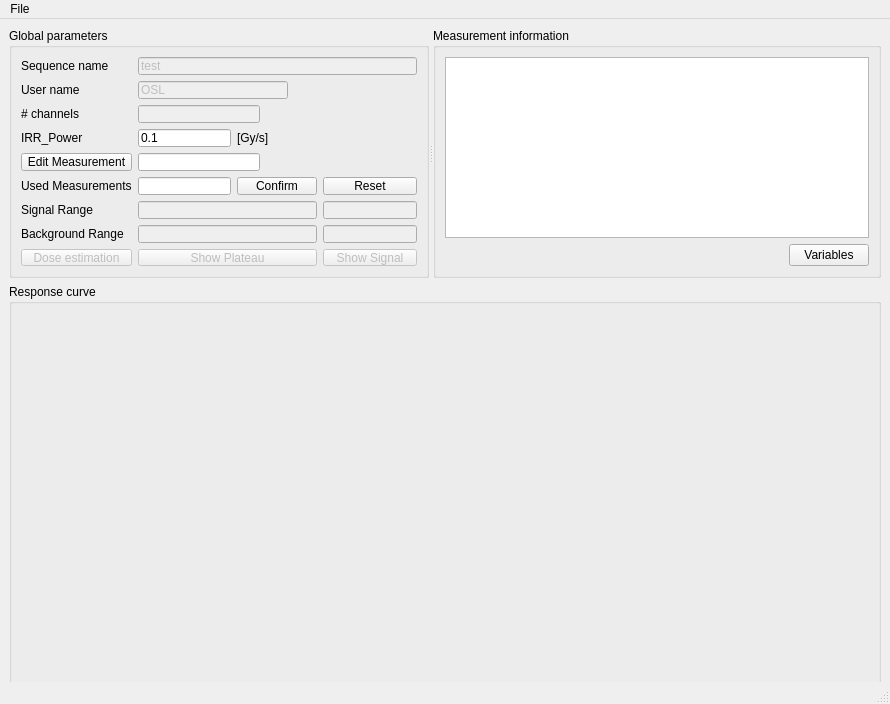
Old version of the form src/mainwindow.ui in the repository bulanek/alive.
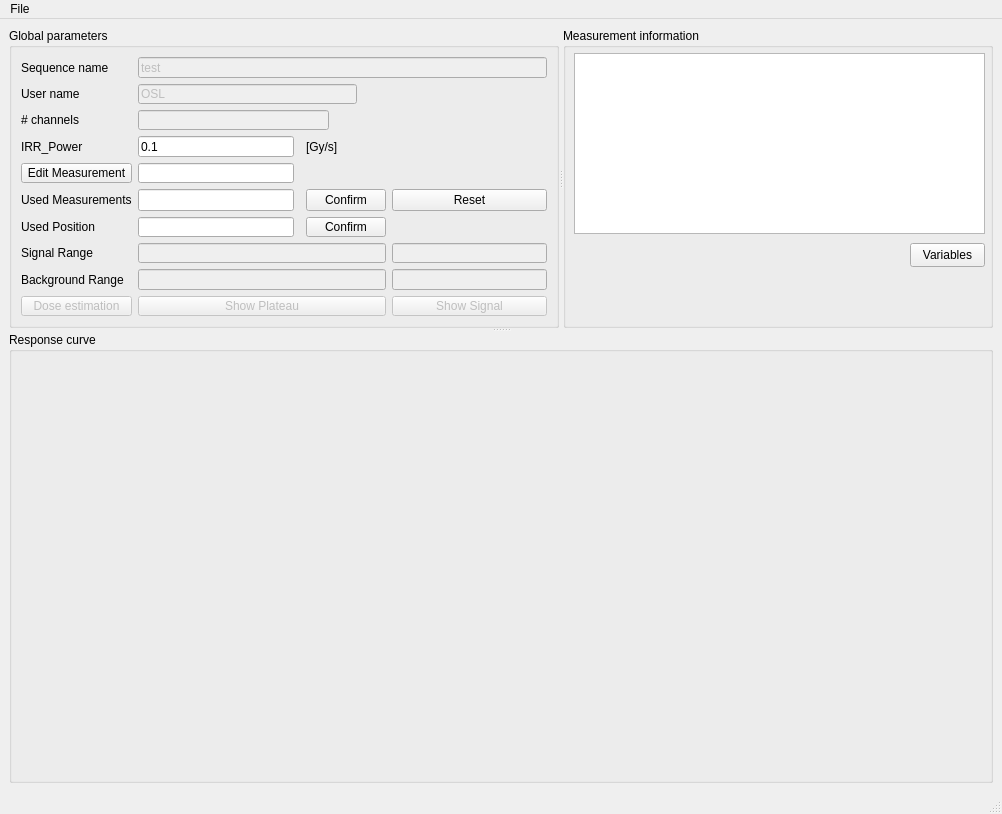
New version of the form. Custom widgets are drawn as their Qt base class.

Commit message: Added possibility for selection of runs by carrousel position in main window

The edit to the form file:
```diff
--- a/src/mainwindow.ui
+++ b/src/mainwindow.ui
@@ -6,8 +6,8 @@
    <rect>
     <x>0</x>
     <y>0</y>
-    <width>890</width>
-    <height>704</height>
+    <width>1002</width>
+    <height>814</height>
    </rect>
   </property>
   <property name="minimumSize">
@@ -21,7 +21,11 @@
   </property>
   <widget class="QWidget" name="centralwidget">
    <layout class="QGridLayout" name="gridLayout">
-    <item row="0" column="0">
+    <item row="1" column="0">
+     <widget class="QSplitter" name="splitter_2">
+      <property name="orientation">
+       <enum>Qt::Vertical</enum>
+      </property>
      <widget class="QSplitter" name="splitter">
       <property name="orientation">
        <enum>Qt::Horizontal</enum>
@@ -30,19 +34,29 @@
        <property name="minimumSize">
         <size>
          <width>420</width>
-         <height>250</height>
+          <height>300</height>
         </size>
        </property>
        <property name="maximumSize">
         <size>
-         <width>500</width>
+          <width>550</width>
          <height>260</height>
         </size>
        </property>
        <property name="title">
         <string>Global parameters</string>
        </property>
-       <layout class="QGridLayout" name="gridLayout_3">
+        <layout class="QGridLayout" name="gridLayout_2">
+         <item row="0" column="2" colspan="6">
+          <widget class="QLineEdit" name="lineEdit">
+           <property name="enabled">
+            <bool>false</bool>
+           </property>
+           <property name="text">
+            <string>test</string>
+           </property>
+          </widget>
+         </item>
         <item row="0" column="0">
          <widget class="QLabel" name="label_2">
           <property name="toolTip">
@@ -56,31 +70,8 @@
           </property>
          </widget>
         </item>
-        <item row="8" column="1" colspan="4">
-         <widget class="QPushButton" name="pushButton_3">
-          <property name="enabled">
-           <bool>false</bool>
-          </property>
-          <property name="text">
-           <string>Show Plateau</string>
-          </property>
-         </widget>
-        </item>
-        <item row="4" column="3" colspan="2">
-         <spacer name="horizontalSpacer_2">
-          <property name="orientation">
-           <enum>Qt::Horizontal</enum>
-          </property>
-          <property name="sizeHint" stdset="0">
-           <size>
-            <width>38</width>
-            <height>15</height>
-           </size>
-          </property>
-         </spacer>
-        </item>
-        <item row="1" column="0">
-         <widget class="QLabel" name="label_3">
+         <item row="5" column="0" rowspan="2" colspan="2">
+          <widget class="QLabel" name="label">
           <property name="toolTip">
            <string>User who created the datafile</string>
           </property>
@@ -88,18 +79,66 @@
            <string>User who created the datafile</string>
           </property>
           <property name="text">
-           <string>User name</string>
+            <string>Used Measurements</string>
           </property>
          </widget>
         </item>
-        <item row="6" column="0">
+         <item row="5" column="2" rowspan="2">
+          <widget class="QLineEdit" name="lineEdit_3"/>
+         </item>
+         <item row="5" column="4" rowspan="2" colspan="3">
+          <widget class="QPushButton" name="pushButton_5">
+           <property name="text">
+            <string>Confirm</string>
+           </property>
+          </widget>
+         </item>
+         <item row="5" column="7" rowspan="2">
+          <widget class="QPushButton" name="pushButton">
+           <property name="text">
+            <string>Reset</string>
+           </property>
+          </widget>
+         </item>
+         <item row="8" column="0">
          <widget class="QLabel" name="label_6">
           <property name="text">
            <string>Signal Range</string>
           </property>
          </widget>
         </item>
-        <item row="8" column="5">
+         <item row="8" column="2" colspan="5">
+          <widget class="QLineEdit" name="lineEdit_6">
+           <property name="enabled">
+            <bool>false</bool>
+           </property>
+          </widget>
+         </item>
+         <item row="8" column="7">
+          <widget class="QLineEdit" name="lineEdit_7">
+           <property name="enabled">
+            <bool>false</bool>
+           </property>
+          </widget>
+         </item>
+         <item row="9" column="0">
+          <widget class="QLabel" name="label_7">
+           <property name="text">
+            <string>Background Range</string>
+           </property>
+          </widget>
+         </item>
+         <item row="10" column="2" colspan="5">
+          <widget class="QPushButton" name="pushButton_3">
+           <property name="enabled">
+            <bool>false</bool>
+           </property>
+           <property name="text">
+            <string>Show Plateau</string>
+           </property>
+          </widget>
+         </item>
+         <item row="10" column="7">
          <widget class="QPushButton" name="pushButton_7">
           <property name="enabled">
            <bool>false</bool>
@@ -109,31 +148,41 @@
           </property>
          </widget>
         </item>
-        <item row="5" column="1">
-         <widget class="QLineEdit" name="lineEdit_3"/>
-        </item>
-        <item row="2" column="1" colspan="2">
+         <item row="2" column="0">
+          <widget class="QLabel" name="label_8">
+           <property name="text">
+            <string># channels</string>
+           </property>
+          </widget>
+         </item>
+         <item row="2" column="2" colspan="3">
          <widget class="QLineEdit" name="lineEdit_10">
           <property name="enabled">
            <bool>false</bool>
           </property>
          </widget>
         </item>
-        <item row="0" column="1" colspan="5">
-         <widget class="QLineEdit" name="lineEdit">
-          <property name="enabled">
-           <bool>false</bool>
+         <item row="1" column="0">
+          <widget class="QLabel" name="label_3">
+           <property name="toolTip">
+            <string>User who created the datafile</string>
+           </property>
+           <property name="statusTip">
+            <string>User who created the datafile</string>
           </property>
           <property name="text">
-           <string>test</string>
+            <string>User name</string>
           </property>
          </widget>
         </item>
-        <item row="6" column="1" colspan="4">
-         <widget class="QLineEdit" name="lineEdit_6">
+         <item row="1" column="2" colspan="4">
+          <widget class="QLineEdit" name="lineEdit_5">
           <property name="enabled">
            <bool>false</bool>
           </property>
+           <property name="text">
+            <string>OSL</string>
+           </property>
          </widget>
         </item>
         <item row="3" column="0">
@@ -149,72 +198,21 @@
           </property>
          </widget>
         </item>
-        <item row="2" column="0">
-         <widget class="QLabel" name="label_8">
+         <item row="3" column="2">
+          <widget class="QLineEdit" name="lineEdit_4">
           <property name="text">
-           <string># channels</string>
+            <string>0.1</string>
           </property>
          </widget>
         </item>
-        <item row="7" column="5">
-         <widget class="QLineEdit" name="lineEdit_9">
-          <property name="enabled">
-           <bool>false</bool>
-          </property>
-         </widget>
-        </item>
-        <item row="7" column="0">
-         <widget class="QLabel" name="label_7">
-          <property name="text">
-           <string>Background Range</string>
-          </property>
-         </widget>
-        </item>
-        <item row="3" column="2" colspan="2">
+         <item row="3" column="4" colspan="2">
          <widget class="QLabel" name="label_5">
           <property name="text">
            <string>[Gy/s]</string>
           </property>
          </widget>
         </item>
-        <item row="5" column="2" colspan="3">
-         <widget class="QPushButton" name="pushButton_5">
-          <property name="text">
-           <string>Confirm</string>
-          </property>
-         </widget>
-        </item>
-        <item row="7" column="1" colspan="4">
-         <widget class="QLineEdit" name="lineEdit_8">
-          <property name="enabled">
-           <bool>false</bool>
-          </property>
-         </widget>
-        </item>
-        <item row="8" column="0">
-         <widget class="QPushButton" name="pushButton_4">
-          <property name="enabled">
-           <bool>false</bool>
-          </property>
-          <property name="text">
-           <string>Dose estimation</string>
-          </property>
-         </widget>
-        </item>
-        <item row="5" column="0">
-         <widget class="QLabel" name="label">
-          <property name="toolTip">
-           <string>format e.g.: 1-3,4</string>
-          </property>
-          <property name="statusTip">
-           <string>format e.g.: 1-3,4</string>
-          </property>
-          <property name="text">
-           <string>Used Measurements</string>
-          </property>
-         </widget>
-        </item>
-        <item row="3" column="4" colspan="2">
+         <item row="3" column="6" colspan="2">
          <spacer name="horizontalSpacer_3">
           <property name="orientation">
            <enum>Qt::Horizontal</enum>
@@ -227,21 +225,7 @@
           </property>
          </spacer>
         </item>
-        <item row="5" column="5">
-         <widget class="QPushButton" name="pushButton">
-          <property name="text">
-           <string>Reset</string>
-          </property>
-         </widget>
-        </item>
-        <item row="6" column="5">
-         <widget class="QLineEdit" name="lineEdit_7">
-          <property name="enabled">
-           <bool>false</bool>
-          </property>
-         </widget>
-        </item>
-        <item row="4" column="0">
+         <item row="4" column="0" colspan="2">
          <widget class="QPushButton" name="pushButton_2">
           <property name="toolTip">
            <string>Number of measurement to edit</string>
@@ -254,24 +238,41 @@
           </property>
          </widget>
         </item>
-        <item row="3" column="1">
-         <widget class="QLineEdit" name="lineEdit_4">
-          <property name="text">
-           <string>0.1</string>
+         <item row="9" column="2" colspan="5">
+          <widget class="QLineEdit" name="lineEdit_8">
+           <property name="enabled">
+            <bool>false</bool>
           </property>
          </widget>
         </item>
-        <item row="1" column="1" colspan="3">
-         <widget class="QLineEdit" name="lineEdit_5">
+         <item row="9" column="7">
+          <widget class="QLineEdit" name="lineEdit_9">
           <property name="enabled">
            <bool>false</bool>
           </property>
+          </widget>
+         </item>
+         <item row="10" column="0" colspan="2">
+          <widget class="QPushButton" name="pushButton_4">
+           <property name="enabled">
+            <bool>false</bool>
+           </property>
           <property name="text">
-           <string>OSL</string>
+            <string>Dose estimation</string>
           </property>
          </widget>
         </item>
-        <item row="4" column="1" colspan="2">
+         <item row="7" column="2">
+          <widget class="QLineEdit" name="lineEdit_11"/>
+         </item>
+         <item row="7" column="0">
+          <widget class="QLabel" name="label_9">
+           <property name="text">
+            <string>Used Position</string>
+           </property>
+          </widget>
+         </item>
+         <item row="4" column="2">
          <widget class="QLineEdit" name="lineEdit_2">
           <property name="toolTip">
            <string/>
@@ -281,6 +282,26 @@
           </property>
          </widget>
         </item>
+         <item row="4" column="3" colspan="5">
+          <spacer name="horizontalSpacer_2">
+           <property name="orientation">
+            <enum>Qt::Horizontal</enum>
+           </property>
+           <property name="sizeHint" stdset="0">
+            <size>
+             <width>38</width>
+             <height>15</height>
+            </size>
+           </property>
+          </spacer>
+         </item>
+         <item row="7" column="4" colspan="3">
+          <widget class="QPushButton" name="pushButton_8">
+           <property name="text">
+            <string>Confirm</string>
+           </property>
+          </widget>
+         </item>
        </layout>
       </widget>
       <widget class="QGroupBox" name="groupBox_3">
@@ -305,12 +326,25 @@
        <property name="title">
         <string>Measurement information</string>
        </property>
-       <layout class="QGridLayout" name="gridLayout_2">
-        <item row="0" column="0" colspan="2">
-         <widget class="QTableWidget" name="tableWidget"/>
-        </item>
-        <item row="1" column="1">
+        <widget class="QTableWidget" name="tableWidget">
+         <property name="geometry">
+          <rect>
+           <x>11</x>
+           <y>25</y>
+           <width>411</width>
+           <height>181</height>
+          </rect>
+         </property>
+        </widget>
          <widget class="QPushButton" name="pushButton_6">
+         <property name="geometry">
+          <rect>
+           <x>347</x>
+           <y>215</y>
+           <width>75</width>
+           <height>24</height>
+          </rect>
+         </property>
           <property name="toolTip">
            <string>Variables from binary file and user created with help tooltip</string>
           </property>
@@ -321,25 +355,8 @@
            <string>Variables</string>
           </property>
          </widget>
-        </item>
-        <item row="1" column="0">
-         <spacer name="horizontalSpacer_4">
-          <property name="orientation">
-           <enum>Qt::Horizontal</enum>
-          </property>
-          <property name="sizeHint" stdset="0">
-           <size>
-            <width>371</width>
-            <height>20</height>
-           </size>
-          </property>
-         </spacer>
-        </item>
-       </layout>
-      </widget>
-     </widget>
-    </item>
-    <item row="1" column="0">
+       </widget>
+      </widget>
      <widget class="QGroupBox" name="groupBox_2">
       <property name="sizePolicy">
        <sizepolicy hsizetype="Expanding" vsizetype="Expanding">
@@ -356,9 +373,15 @@
       <property name="title">
        <string>Response curve</string>
       </property>
-      <layout class="QGridLayout" name="gridLayout_4">
-       <item row="0" column="0">
         <widget class="QCustomPlot" name="widget" native="true">
+        <property name="geometry">
+         <rect>
+          <x>11</x>
+          <y>25</y>
+          <width>850</width>
+          <height>365</height>
+         </rect>
+        </property>
          <property name="sizePolicy">
           <sizepolicy hsizetype="Preferred" vsizetype="Preferred">
            <horstretch>0</horstretch>
@@ -378,8 +401,7 @@
           <enum>Qt::ActionsContextMenu</enum>
          </property>
         </widget>
-       </item>
-      </layout>
+      </widget>
      </widget>
     </item>
    </layout>
@@ -389,8 +411,8 @@
     <rect>
      <x>0</x>
      <y>0</y>
-     <width>890</width>
-     <height>28</height>
+     <width>1002</width>
+     <height>24</height>
     </rect>
    </property>
    <widget class="QMenu" name="menuFile">
```
Left out of the diff: 4 changed lines with no effect on the pictures. Lines whose indentation alone changed are shown as unchanged. The commit also changes 3 other files.
